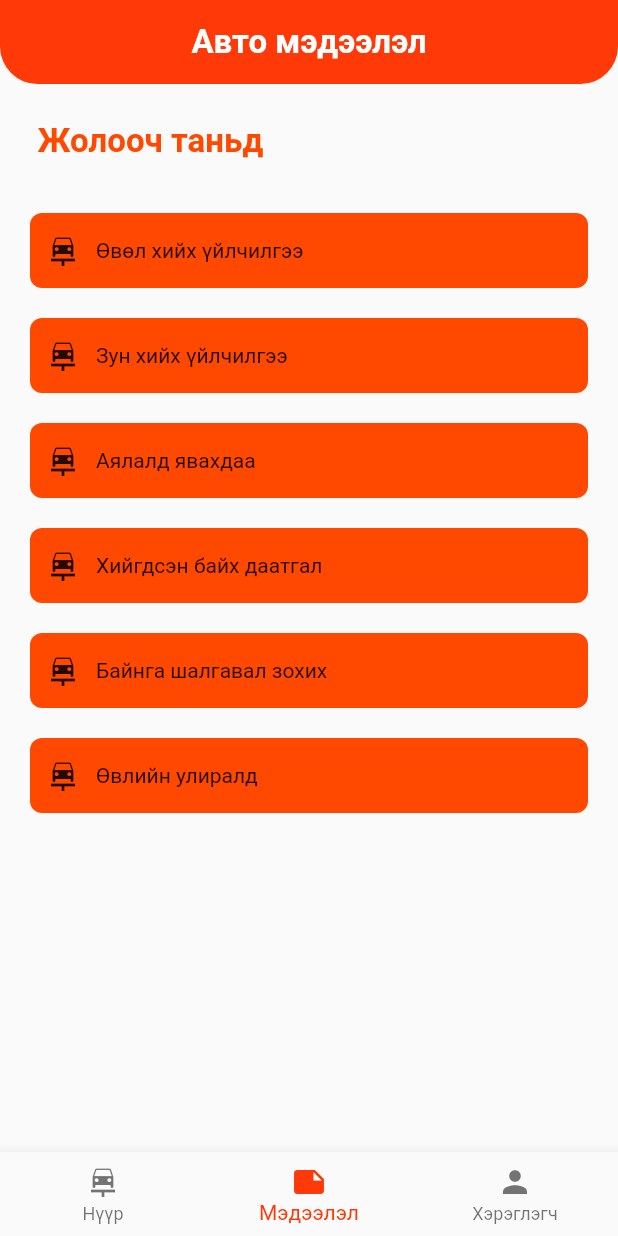
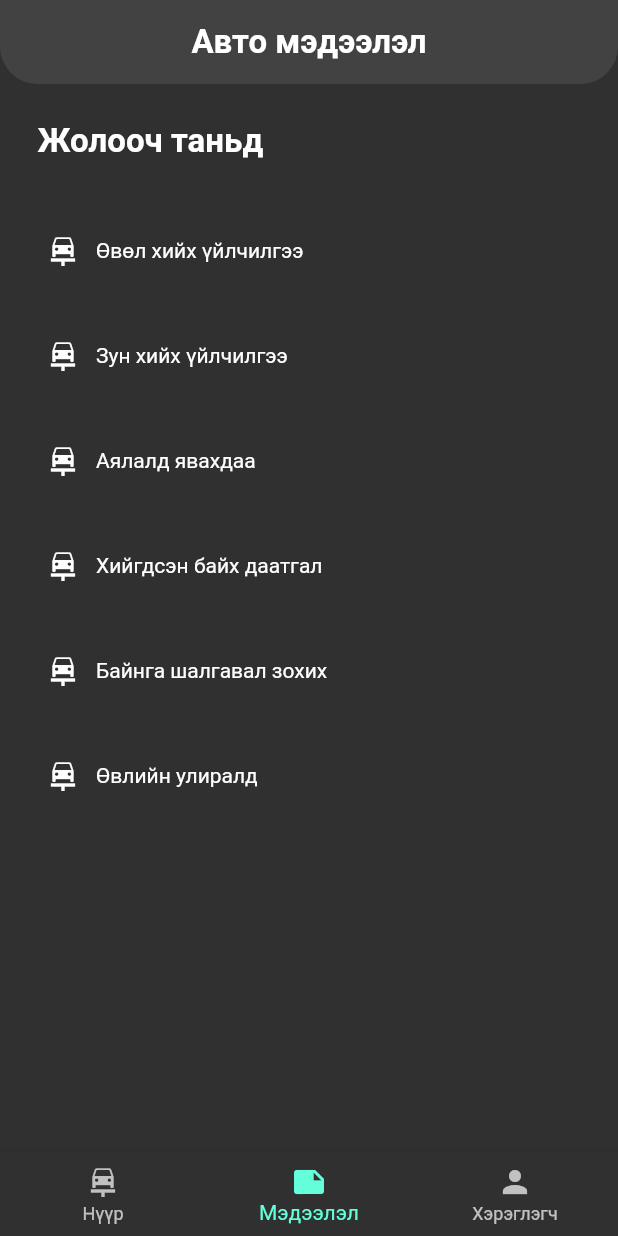
Before and after one commit to ztugsuu/zt_diplom, a Flutter app: the screen it shows after launch, on a phone screen of 412 x 824 dp. Run offline on Flutter 3.47's test engine with Material 2 defaults, Android fonts, the phone set to English and light mode, and no system bars.

Commit message:
theme genretlesen

```diff
--- a/lib/main.dart
+++ b/lib/main.dart
@@ -1,19 +1,21 @@
 import 'package:flutter/material.dart';
 
 import 'screen/index.dart';
+import 'theme/styles.dart';
 
 void main() => runApp(const MyApp());
 
 class MyApp extends StatelessWidget {
   const MyApp({super.key});
 
-  static const String _title = 'Flutter Code Sample';
+  static const String _title = 'EService';
 
   @override
   Widget build(BuildContext context) {
-    return const MaterialApp(
+    return  MaterialApp(
       title: _title,
-      home: NavigationBarWidget(),
+      theme: myTheme,
+      home: const NavigationBarWidget(),
     );
   }
 }
--- a/lib/screen/home/index.widget.dart
+++ b/lib/screen/home/index.widget.dart
@@ -4,7 +4,7 @@ extension _Widget on _ServiceTypeState {
   Widget get _serviceType {
     return Scaffold(
       appBar: AppBar(
-        backgroundColor: const Color.fromARGB(255, 255, 57, 7),
+        // backgroundColor: const Color.fromARGB(255, 255, 57, 7),
         elevation: 0.0,
         centerTitle: true,
         shape: const RoundedRectangleBorder(
@@ -18,21 +18,21 @@ extension _Widget on _ServiceTypeState {
           style: TextStyle(
             fontWeight: FontWeight.bold,
             fontSize: 22,
-            color: Colors.white,
+            // color: Colors.white,
           ),
         ),
       ),
       body: ListView(
         children: [
           const Padding(
-             padding:  EdgeInsets.all(25),
-             child:  Text(
+            padding: EdgeInsets.all(25),
+            child: Text(
               'Санал болгож буй үйлчилгээ',
               textAlign: TextAlign.left,
               style: TextStyle(
                 fontWeight: FontWeight.bold,
                 fontSize: 22,
-              color: Color.fromARGB(255, 255, 72, 0),
+                // color: Color.fromARGB(255, 255, 72, 0),
               ),
             ),
           ),
@@ -53,7 +53,48 @@ Widget get _type {
         child: Container(
             decoration: const BoxDecoration(
               shape: BoxShape.rectangle,
-            color: Color.fromARGB(255, 255, 72, 0),
+              // color: Color.fromARGB(255, 255, 72, 0),
+              borderRadius: BorderRadius.all(
+                Radius.circular(20),
+              ),
+            ),
+            width: 150,
+            height: 150,
+            child: ElevatedButton(
+              onPressed: null,
+              child: Column(
+                children: [
+                  Expanded(
+                    flex: 2,
+                    child: Icon(
+                      _typeService[index]["icon"],
+                    ),
+                  ),
+                  Expanded(
+                    flex: 1,
+                    child: Text(
+                      _typeService[index]["text"],
+                    ),
+                  ),
+                ],
+              ),
+            )),
+      ),
+    ),
+  );
+}
+
+Widget get _type1 {
+  return Wrap(
+    alignment: WrapAlignment.center,
+    children: List.generate(
+      _typeService.length,
+      (index) => Padding(
+        padding: const EdgeInsets.all(20),
+        child: Container(
+          decoration: const BoxDecoration(
+            shape: BoxShape.rectangle,
+            // color: Color.fromARGB(255, 255, 72, 0),
             borderRadius: BorderRadius.all(
               Radius.circular(20),
             ),
--- a/lib/screen/index.widget.dart
+++ b/lib/screen/index.widget.dart
@@ -22,7 +22,7 @@ extension _Widget on _NavigationBarWidgetState{
           ),
         ],
         currentIndex: _selectedIndex,
-        selectedItemColor: const Color.fromARGB(255, 255, 57, 7),
+        // selectedItemColor: const Color.fromARGB(255, 255, 57, 7),
         onTap: _onItemTapped,
       ),
     );
--- a/lib/screen/info/index.widget.dart
+++ b/lib/screen/info/index.widget.dart
@@ -4,7 +4,7 @@ extension _Widget on _CarInfoState {
   Widget get _carInfo {
     return Scaffold(
       appBar: AppBar(
-        backgroundColor: const Color.fromARGB(255, 255, 57, 7),
+        // backgroundColor: const Color.fromARGB(255, 255, 57, 7),
         elevation: 0.0,
         centerTitle: true,
         shape: const RoundedRectangleBorder(
@@ -18,7 +18,7 @@ extension _Widget on _CarInfoState {
           style: TextStyle(
             fontWeight: FontWeight.bold,
             fontSize: 22,
-            color: Colors.white,
+            // color: Colors.white,
           ),
         ),
       ),
@@ -32,7 +32,7 @@ extension _Widget on _CarInfoState {
               style: TextStyle(
                 fontWeight: FontWeight.bold,
                 fontSize: 22,
-                color: Color.fromARGB(255, 255, 72, 0),
+                // color: Color.fromARGB(255, 255, 72, 0),
               ),
             ),
           ),
@@ -52,7 +52,7 @@ Widget get _type {
         child: Container(
           decoration: const BoxDecoration(
             shape: BoxShape.rectangle,
-            color: Color.fromARGB(255, 255, 72, 0),
+            // color: Color.fromARGB(255, 255, 72, 0),
             borderRadius: BorderRadius.all(
               Radius.circular(8),
             ),
@@ -86,7 +86,7 @@ Widget get _type2 {
         child: Container(
           decoration: const BoxDecoration(
             shape: BoxShape.rectangle,
-            color: Color.fromARGB(255, 255, 72, 0),
+            // color: Color.fromARGB(255, 255, 72, 0),
             borderRadius: BorderRadius.all(
               Radius.circular(20),
             ),
--- a/lib/screen/profile/login/index.widget.dart
+++ b/lib/screen/profile/login/index.widget.dart
@@ -13,14 +13,14 @@ extension _Widget on _LoginPageState {
             const Text(
               "Автозасварын нэгдсэн бүртгэл",
               style: TextStyle(
-                  color: Color.fromARGB(255, 255, 72, 0),
+                  // color: Color.fromARGB(255, 255, 72, 0),
                   fontSize: 25,
                   fontWeight: FontWeight.bold),
             ),
             const Text(
               "Тавтай морил",
               style: TextStyle(
-                  color: Color.fromARGB(255, 255, 72, 0),
+                  // color: Color.fromARGB(255, 255, 72, 0),
                   fontSize: 25,
                   fontWeight: FontWeight.bold),
             ),
@@ -40,7 +40,7 @@ extension _Widget on _LoginPageState {
                 label: const Text(
                   "Нэвтрэх нэр эсвэл майл хаяг",
                   style: TextStyle(
-                    color: Color.fromARGB(255, 255, 72, 0),
+                    // color: Color.fromARGB(255, 255, 72, 0),
                   ),
                 ),
               ),
@@ -62,7 +62,7 @@ extension _Widget on _LoginPageState {
                   label: const Text(
                     "Нууц үг",
                     style: TextStyle(
-                      color: Color.fromARGB(255, 255, 72, 0),
+                      // color: Color.fromARGB(255, 255, 72, 0),
                     ),
                   ),
                 ),
@@ -88,12 +88,12 @@ extension _Widget on _LoginPageState {
               height: 40,
               width: double.infinity,
               child: ElevatedButton(
-                style: ButtonStyle(
-                  backgroundColor: MaterialStateProperty.all(
-                    const Color.fromARGB(255, 255, 72, 0),
-                  ),
-                  foregroundColor: MaterialStateProperty.all(Colors.black),
-                ),
+                // style: ButtonStyle(
+                  // backgroundColor: MaterialStateProperty.all(
+                    // const Color.fromARGB(255, 255, 72, 0),
+                  // ),
+                  // foregroundColor: MaterialStateProperty.all(Colors.black),
+                // ),
                 onPressed: _onSubmit,
                 child: const Text("Нэвтрэх"),
               ),
--- /dev/null
+++ b/lib/theme/styles.dart
@@ -0,0 +1,364 @@
+  import 'package:flutter/material.dart';
+  final ThemeData myTheme = ThemeData(
+    primarySwatch: const MaterialColor(4280361249,{50: Color( 0xfff2f2f2 )
+		, 100: Color( 0xffe6e6e6 )
+		, 200: Color( 0xffcccccc )
+		, 300: Color( 0xffb3b3b3 )
+		, 400: Color( 0xff999999 )
+		, 500: Color( 0xff808080 )
+		, 600: Color( 0xff666666 )
+		, 700: Color( 0xff4d4d4d )
+		, 800: Color( 0xff333333 )
+		, 900: Color( 0xff191919 )
+		}),
+    brightness: Brightness.dark,
+    primaryColor: const Color( 0xff212121 ),
+    primaryColorLight: const Color( 0xff9e9e9e ),
+    primaryColorDark: const Color( 0xff000000 ),
+    canvasColor: const Color( 0xff303030 ),
+    scaffoldBackgroundColor: const Color( 0xff303030 ),
+    cardColor: const Color( 0xff424242 ),
+    dividerColor: const Color( 0x1fffffff ),
+    highlightColor: const Color( 0x40cccccc ),
+    splashColor: const Color( 0x40cccccc ),
+    unselectedWidgetColor: const Color( 0xb3ffffff ),
+    disabledColor: const Color( 0x62ffffff ),
+    secondaryHeaderColor: const Color( 0xff616161 ),
+    dialogBackgroundColor: const Color( 0xff424242 ),
+    indicatorColor: const Color( 0xff64ffda ),
+    hintColor: const Color( 0x80ffffff ),
+    buttonTheme: const ButtonThemeData(
+      textTheme: ButtonTextTheme.normal,
+      minWidth: 88,
+      height: 36,
+      padding: EdgeInsets.only(top:0,bottom:0,left:16, right:16),
+      shape:     RoundedRectangleBorder(
+      side: BorderSide(color: Color( 0xff000000 ), width: 0, style: BorderStyle.none, ),
+      borderRadius: BorderRadius.all(Radius.circular(2.0)),
+    )
+ ,
+      alignedDropdown: false ,
+      buttonColor: Color( 0xff349874 ),
+      disabledColor: Color( 0x61ffffff ),
+      highlightColor: Color( 0x29ffffff ),
+      splashColor: Color( 0x1fffffff ),
+      focusColor: Color( 0x1fffffff ),
+      hoverColor: Color( 0x0affffff ),
+      colorScheme: ColorScheme(
+        primary: Color( 0xff3eb389 ),
+        secondary: Color( 0xff64ffda ),
+        surface: Color( 0xff424242 ),
+        background: Color( 0xff616161 ),
+        error: Color( 0xffd32f2f ),
+        onPrimary: Color( 0xff000000 ),
+        onSecondary: Color( 0xff000000 ),
+        onSurface: Color( 0xffffffff ),
+        onBackground: Color( 0xff000000 ),
+        onError: Color( 0xff000000 ),
+        brightness: Brightness.dark,
+      ),
+    ),
+    textTheme:  const TextTheme(
+      displayLarge: TextStyle(
+      color: Color( 0xb3ffffff ),
+      fontSize: null,
+      fontWeight: FontWeight.w400,
+      fontStyle: FontStyle.normal,
+    ),
+      displayMedium: TextStyle(
+      color: Color( 0xb3ffffff ),
+      fontSize: null,
+      fontWeight: FontWeight.w400,
+      fontStyle: FontStyle.normal,
+    ),
+      displaySmall: TextStyle(
+      color: Color( 0xb3ffffff ),
+      fontSize: null,
+      fontWeight: FontWeight.w400,
+      fontStyle: FontStyle.normal,
+    ),
+      headlineMedium: TextStyle(
+      color: Color( 0xb3ffffff ),
+      fontSize: null,
+      fontWeight: FontWeight.w400,
+      fontStyle: FontStyle.normal,
+    ),
+      headlineSmall: TextStyle(
+      color: Color( 0xffffffff ),
+      fontSize: null,
+      fontWeight: FontWeight.w400,
+      fontStyle: FontStyle.normal,
+    ),
+      titleLarge: TextStyle(
+      color: Color( 0xffffffff ),
+      fontSize: null,
+      fontWeight: FontWeight.w400,
+      fontStyle: FontStyle.normal,
+    ),
+      titleMedium: TextStyle(
+      color: Color( 0xffffffff ),
+      fontSize: null,
+      fontWeight: FontWeight.w400,
+      fontStyle: FontStyle.normal,
+    ),
+      bodyLarge: TextStyle(
+      color: Color( 0xffffffff ),
+      fontSize: null,
+      fontWeight: FontWeight.w400,
+      fontStyle: FontStyle.normal,
+    ),
+      bodyMedium: TextStyle(
+      color: Color( 0xffffffff ),
+      fontSize: null,
+      fontWeight: FontWeight.w400,
+      fontStyle: FontStyle.normal,
+    ),
+      bodySmall: TextStyle(
+      color: Color( 0xb3ffffff ),
+      fontSize: null,
+      fontWeight: FontWeight.w400,
+      fontStyle: FontStyle.normal,
+    ),
+      labelLarge: TextStyle(
+      color: Color( 0xffffffff ),
+      fontSize: null,
+      fontWeight: FontWeight.w400,
+      fontStyle: FontStyle.normal,
+    ),
+      titleSmall: TextStyle(
+      color: Color( 0xffffffff ),
+      fontSize: null,
+      fontWeight: FontWeight.w400,
+      fontStyle: FontStyle.normal,
+    ),
+      labelSmall: TextStyle(
+      color: Color( 0xffffffff ),
+      fontSize: null,
+      fontWeight: FontWeight.w400,
+      fontStyle: FontStyle.normal,
+    ),
+    ),
+    primaryTextTheme: const TextTheme(
+      displayLarge: TextStyle(
+      color: Color( 0xb3ffffff ),
+      fontSize: null,
+      fontWeight: FontWeight.w400,
+      fontStyle: FontStyle.normal,
+    ),
+      displayMedium: TextStyle(
+      color: Color( 0xb3ffffff ),
+      fontSize: null,
+      fontWeight: FontWeight.w400,
+      fontStyle: FontStyle.normal,
+    ),
+      displaySmall: TextStyle(
+      color: Color( 0xb3ffffff ),
+      fontSize: null,
+      fontWeight: FontWeight.w400,
+      fontStyle: FontStyle.normal,
+    ),
+      headlineMedium: TextStyle(
+      color: Color( 0xb3ffffff ),
+      fontSize: null,
+      fontWeight: FontWeight.w400,
+      fontStyle: FontStyle.normal,
+    ),
+      headlineSmall: TextStyle(
+      color: Color( 0xffffffff ),
+      fontSize: null,
+      fontWeight: FontWeight.w400,
+      fontStyle: FontStyle.normal,
+    ),
+      titleLarge: TextStyle(
+      color: Color( 0xffffffff ),
+      fontSize: null,
+      fontWeight: FontWeight.w400,
+      fontStyle: FontStyle.normal,
+    ),
+      titleMedium: TextStyle(
+      color: Color( 0xffffffff ),
+      fontSize: null,
+      fontWeight: FontWeight.w400,
+      fontStyle: FontStyle.normal,
+    ),
+      bodyLarge: TextStyle(
+      color: Color( 0xffffffff ),
+      fontSize: null,
+      fontWeight: FontWeight.w400,
+      fontStyle: FontStyle.normal,
+    ),
+      bodyMedium: TextStyle(
+      color: Color( 0xffffffff ),
+      fontSize: null,
+      fontWeight: FontWeight.w400,
+      fontStyle: FontStyle.normal,
+    ),
+      bodySmall: TextStyle(
+      color: Color( 0xb3ffffff ),
+      fontSize: null,
+      fontWeight: FontWeight.w400,
+      fontStyle: FontStyle.normal,
+    ),
+      labelLarge: TextStyle(
+      color: Color( 0xffffffff ),
+      fontSize: null,
+      fontWeight: FontWeight.w400,
+      fontStyle: FontStyle.normal,
+    ),
+      titleSmall: TextStyle(
+      color: Color( 0xffffffff ),
+      fontSize: null,
+      fontWeight: FontWeight.w400,
+      fontStyle: FontStyle.normal,
+    ),
+      labelSmall: TextStyle(
+      color: Color( 0xffffffff ),
+      fontSize: null,
+      fontWeight: FontWeight.w400,
+      fontStyle: FontStyle.normal,
+    ),
+    ),
+    inputDecorationTheme:   const InputDecorationTheme(
+    labelStyle: TextStyle(
+      color: Color( 0xffffffff ),
+      fontSize: null,
+      fontWeight: FontWeight.w400,
+      fontStyle: FontStyle.normal,
+    ),
+    helperStyle: TextStyle(
+      color: Color( 0xffffffff ),
+      fontSize: null,
+      fontWeight: FontWeight.w400,
+      fontStyle: FontStyle.normal,
+    ),
+    hintStyle: TextStyle(
+      color: Color( 0xffffffff ),
+      fontSize: null,
+      fontWeight: FontWeight.w400,
+      fontStyle: FontStyle.normal,
+    ),
+    errorStyle: TextStyle(
+      color: Color( 0xffffffff ),
+      fontSize: null,
+      fontWeight: FontWeight.w400,
+      fontStyle: FontStyle.normal,
+    ),
+    errorMaxLines: null,
+    // hasFloatingPlaceholder: true,
+    isDense: false,
+    contentPadding: EdgeInsets.only(top:12,bottom:12,left:0, right:0),
+    isCollapsed : false,
+    prefixStyle: TextStyle(
+      color: Color( 0xffffffff ),
+      fontSize: null,
+      fontWeight: FontWeight.w400,
+      fontStyle: FontStyle.normal,
+    ),
+    suffixStyle: TextStyle(
+      color: Color( 0xffffffff ),
+      fontSize: null,
+      fontWeight: FontWeight.w400,
+      fontStyle: FontStyle.normal,
+    ),
+    counterStyle: TextStyle(
+      color: Color( 0xffffffff ),
+      fontSize: null,
+      fontWeight: FontWeight.w400,
+      fontStyle: FontStyle.normal,
+    ),
+    filled: false,
+    fillColor: Color( 0x00000000 ),
+    errorBorder: UnderlineInputBorder(
+      borderSide: BorderSide(color: Color( 0xff000000 ), width: 1, style: BorderStyle.solid, ),
+      borderRadius: BorderRadius.all(Radius.circular(4.0)),
+    ),
+    focusedBorder: UnderlineInputBorder(
+      borderSide: BorderSide(color: Color( 0xff000000 ), width: 1, style: BorderStyle.solid, ),
+      borderRadius: BorderRadius.all(Radius.circular(4.0)),
+    ),
+    focusedErrorBorder: UnderlineInputBorder(
+      borderSide: BorderSide(color: Color( 0xff000000 ), width: 1, style: BorderStyle.solid, ),
+      borderRadius: BorderRadius.all(Radius.circular(4.0)),
+    ),
+    disabledBorder: UnderlineInputBorder(
+      borderSide: BorderSide(color: Color( 0xff000000 ), width: 1, style: BorderStyle.solid, ),
+      borderRadius: BorderRadius.all(Radius.circular(4.0)),
+    ),
+    enabledBorder: UnderlineInputBorder(
+      borderSide: BorderSide(color: Color( 0xff000000 ), width: 1, style: BorderStyle.solid, ),
+      borderRadius: BorderRadius.all(Radius.circular(4.0)),
+    ),
+    border: UnderlineInputBorder(
+      borderSide: BorderSide(color: Color( 0xff000000 ), width: 1, style: BorderStyle.solid, ),
+      borderRadius: BorderRadius.all(Radius.circular(4.0)),
+    ),
+  ),
+    iconTheme: const IconThemeData(
+      color: Color( 0xffffffff ),
+      opacity: 1,
+      size: 24,
+    ),
+    primaryIconTheme: const IconThemeData(
+      color: Color( 0xffffffff ),
+      opacity: 1,
+      size: 24,
+    ),
+    sliderTheme: const SliderThemeData(
+      activeTrackColor: null,
+      inactiveTrackColor: null,
+      disabledActiveTrackColor: null,
+      disabledInactiveTrackColor: null,
+      activeTickMarkColor: null,
+      inactiveTickMarkColor: null,
+      disabledActiveTickMarkColor: null,
+      disabledInactiveTickMarkColor: null,
+      thumbColor: null,
+      disabledThumbColor: null,
+      thumbShape: null,
+      overlayColor: null,
+      valueIndicatorColor: null,
+      valueIndicatorShape: null,
+      showValueIndicator: null,
+      valueIndicatorTextStyle: TextStyle(
+      color: Color( 0xdd000000 ),
+      fontSize: null,
+      fontWeight: FontWeight.w400,
+      fontStyle: FontStyle.normal,
+    ),
+    ),
+    tabBarTheme: const TabBarTheme(
+      indicatorSize: TabBarIndicatorSize.tab,
+      labelColor: Color( 0xffffffff ),
+      unselectedLabelColor: Color( 0xb2ffffff ),
+    ),
+    chipTheme: const ChipThemeData(
+      backgroundColor: Color( 0x1fffffff ),
+      brightness: Brightness.dark,
+      deleteIconColor: Color( 0xdeffffff ),
+      disabledColor: Color( 0x0cffffff ),
+      labelPadding: EdgeInsets.only(top:0,bottom:0,left:8, right:8),
+      labelStyle: TextStyle(
+      color: Color( 0xdeffffff ),
+      fontSize: null,
+      fontWeight: FontWeight.w400,
+      fontStyle: FontStyle.normal,
+    ),
+      padding: EdgeInsets.only(top:4,bottom:4,left:4, right:4),
+      secondaryLabelStyle: TextStyle(
+      color: Color( 0x3dffffff ),
+      fontSize: null,
+      fontWeight: FontWeight.w400,
+      fontStyle: FontStyle.normal,
+    ),
+      secondarySelectedColor: Color( 0x3d212121 ),
+      selectedColor: Color( 0x3dffffff ),
+      shape: StadiumBorder( side: BorderSide(color: Color( 0xff000000 ), width: 0, style: BorderStyle.none, ) ),
+    ),
+    dialogTheme: const DialogTheme(
+      shape:     RoundedRectangleBorder(
+      side: BorderSide(color: Color( 0xff000000 ), width: 0, style: BorderStyle.none, ),
+      borderRadius: BorderRadius.all(Radius.circular(0.0)),
+    )
+
+    ),
+  );
--- a/pubspec.yaml
+++ b/pubspec.yaml
@@ -38,6 +38,7 @@ dependencies:
   build_runner: ^2.3.3
   json_annotation: ^4.8.0
   json_serializable: ^6.6.1
+  provider: ^6.0.5
 
 dev_dependencies:
   flutter_test:
```
Also changed, not shown: pubspec.lock. Lines whose indentation alone changed are shown as unchanged.
